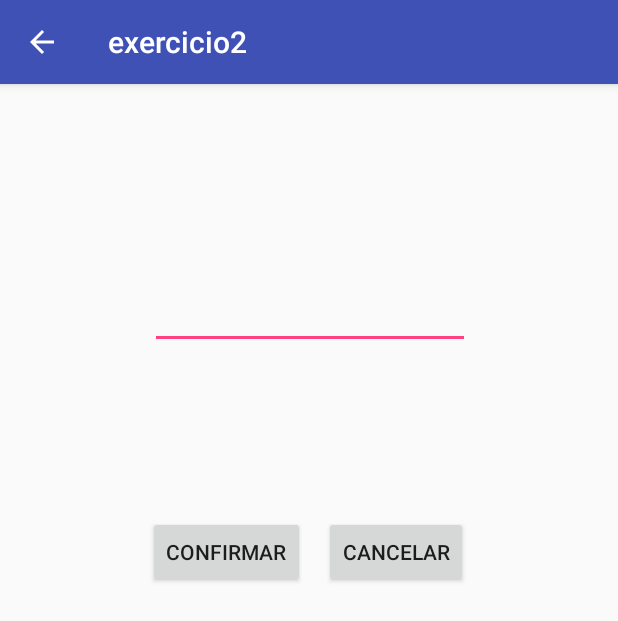
After one commit to matc89-20192/android-ex2-barbudan, an Android app: the OutraActivity screen opened directly, with no data from a screen before it, on a phone screen of 412 x 824 dp. The commit adds this screen. Shown: the top 621 px of the screen. Run offline under Robolectric (Android 15) with nearby library versions, the phone set to English and light mode, and no system bars.

Commit message:
Exercicio 2 Finalizado. Modificacoes em duas Activities e Resources

```diff
--- a/app/src/main/AndroidManifest.xml
+++ b/app/src/main/AndroidManifest.xml
@@ -16,6 +16,7 @@
                 <category android:name="android.intent.category.LAUNCHER" />
             </intent-filter>
         </activity>
+        <activity android:name=".OutraActivity" android:parentActivityName=".MainActivity" />
     </application>
 
 </manifest>
--- /dev/null
+++ b/app/src/main/java/matc89/exercicio2/OutraActivity.java
@@ -0,0 +1,51 @@
+package matc89.exercicio2;
+
+import android.support.v7.app.AppCompatActivity;
+import android.os.Bundle;
+import android.content.Intent;
+import android.view.View;
+import android.widget.EditText;
+
+public class OutraActivity extends AppCompatActivity {
+
+    private EditText editText;
+    private String nome;
+
+    @Override
+    protected void onCreate(Bundle savedInstanceState) {
+        super.onCreate(savedInstanceState);
+        setContentView(R.layout.activity_outra);
+
+        editText = (EditText) findViewById(R.id.editText);
+
+        Bundle extras = getIntent().getExtras();
+        if(extras != null){
+            nome = extras.getString("nome");
+            editText.setText(nome);
+        }
+    }
+
+    public void confirmarTroca(View view){
+        Intent dados = new Intent();
+        nome = editText.getText().toString();
+        dados.putExtra("nome", nome);
+        setResult(RESULT_OK, dados);
+        finish();
+    }
+
+    public void cancelarTroca(View view){
+        finish();
+    }
+
+    @Override
+    protected void onSaveInstanceState(Bundle outState){
+        super.onSaveInstanceState(outState);
+        outState.putString("textoAlterado",editText.getText().toString());
+    }
+
+    @Override
+    protected void onRestoreInstanceState(Bundle savedInstanceState){
+        super.onRestoreInstanceState(savedInstanceState);
+        editText.setText(savedInstanceState.getString("textoAlterado"));
+    }
+}
--- /dev/null
+++ b/app/src/main/res/layout/activity_outra.xml
@@ -0,0 +1,75 @@
+<?xml version="1.0" encoding="utf-8"?>
+<android.support.constraint.ConstraintLayout xmlns:android="http://schemas.android.com/apk/res/android"
+    xmlns:app="http://schemas.android.com/apk/res-auto"
+    xmlns:tools="http://schemas.android.com/tools"
+    android:layout_width="match_parent"
+    android:layout_height="match_parent"
+    tools:context="matc89.exercicio2.OutraActivity">
+
+    <EditText
+        android:id="@+id/editText"
+        android:layout_width="wrap_content"
+        android:layout_height="wrap_content"
+        android:layout_marginLeft="8dp"
+        android:layout_marginRight="8dp"
+        android:ems="10"
+        android:inputType="textPersonName"
+        app:layout_constraintHorizontal_bias="0.503"
+        app:layout_constraintLeft_toLeftOf="parent"
+        app:layout_constraintRight_toRightOf="parent"
+        app:layout_constraintTop_toTopOf="@+id/guideline3"
+        android:layout_marginTop="16dp" />
+
+    <Button
+        android:id="@+id/btnConfirmar"
+        android:layout_width="wrap_content"
+        android:layout_height="wrap_content"
+        android:layout_marginBottom="8dp"
+        android:layout_marginLeft="0dp"
+        android:layout_marginRight="8dp"
+        android:layout_marginTop="32dp"
+        android:onClick="confirmarTroca"
+        android:text="@string/btn_confirmar"
+        app:layout_constraintBottom_toTopOf="@+id/guideline2"
+        app:layout_constraintHorizontal_bias="0.25"
+        app:layout_constraintLeft_toLeftOf="@+id/editText"
+        app:layout_constraintRight_toLeftOf="@+id/guideline"
+        app:layout_constraintTop_toBottomOf="@+id/editText" />
+
+    <Button
+        android:id="@+id/btnCancelar"
+        android:layout_width="wrap_content"
+        android:layout_height="wrap_content"
+        android:layout_marginLeft="8dp"
+        android:layout_marginRight="0dp"
+        android:layout_marginTop="32dp"
+        android:onClick="cancelarTroca"
+        android:text="@string/btn_cancelar"
+        app:layout_constraintHorizontal_bias="0.6"
+        app:layout_constraintLeft_toLeftOf="@+id/guideline"
+        app:layout_constraintRight_toRightOf="@+id/editText"
+        app:layout_constraintTop_toBottomOf="@+id/editText"
+        android:layout_marginBottom="8dp"
+        app:layout_constraintBottom_toTopOf="@+id/guideline2" />
+
+    <android.support.constraint.Guideline
+        android:layout_width="wrap_content"
+        android:layout_height="wrap_content"
+        android:id="@+id/guideline"
+        android:orientation="vertical"
+        app:layout_constraintGuide_percent="0.5" />
+
+    <android.support.constraint.Guideline
+        android:layout_width="wrap_content"
+        android:layout_height="wrap_content"
+        android:id="@+id/guideline2"
+        android:orientation="horizontal"
+        app:layout_constraintGuide_percent="0.55" />
+
+    <android.support.constraint.Guideline
+        android:id="@+id/guideline3"
+        android:layout_width="wrap_content"
+        android:layout_height="wrap_content"
+        android:orientation="horizontal"
+        app:layout_constraintGuide_percent="0.15" />
+</android.support.constraint.ConstraintLayout>
--- a/app/src/main/res/values/strings.xml
+++ b/app/src/main/res/values/strings.xml
@@ -1,3 +1,14 @@
 <resources>
     <string name="app_name">exercicio2</string>
+
+    <!-- MainActivity -->
+    <string name="btn_trocar">Trocar usuário</string>
+    <string name="oi">Oi!</string>
+
+
+    <!-- OutraActivity -->
+    <string name="btn_confirmar">Confirmar</string>
+    <string name="btn_cancelar">Cancelar</string>
+    <string name="edit_text">Nome do Usuário</string>
+
 </resources>
```
Also changed, not shown: app/src/main/java/matc89/exercicio2/MainActivity.java (+51 -0 lines), app/src/main/res/layout/activity_main.xml (+40 -3 lines).
